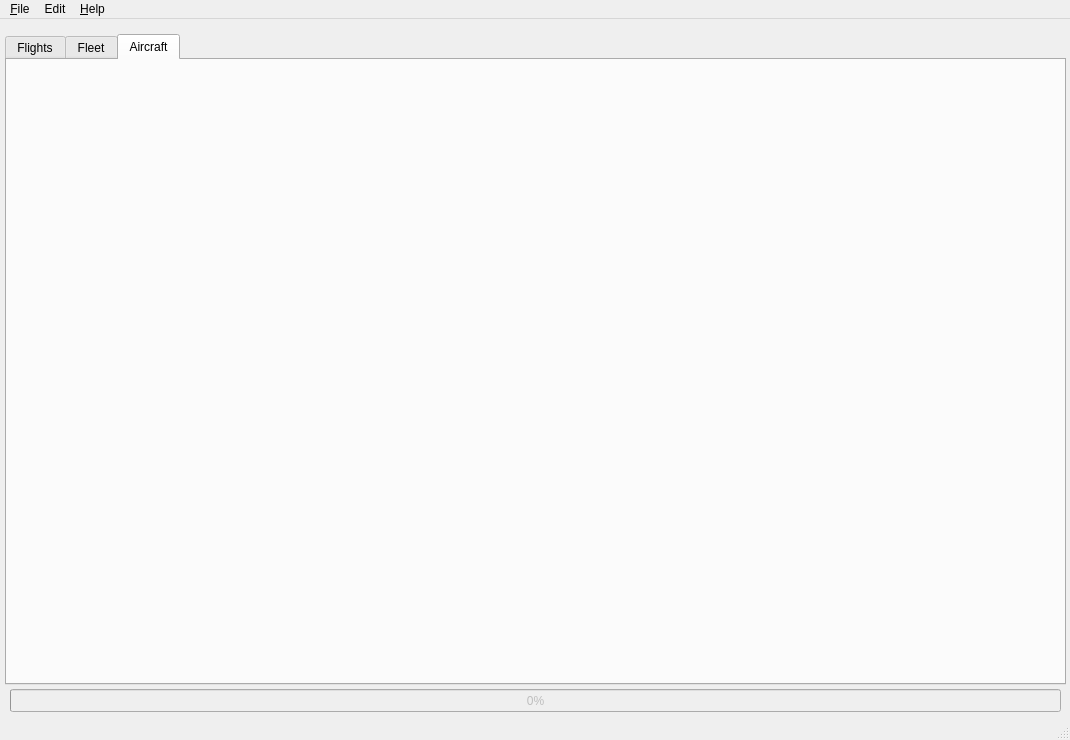
This is ScheduleUi/MainWindow.ui in kantooon/ScheduleViewer as Qt 5 draws it before an edit. The edited form follows.
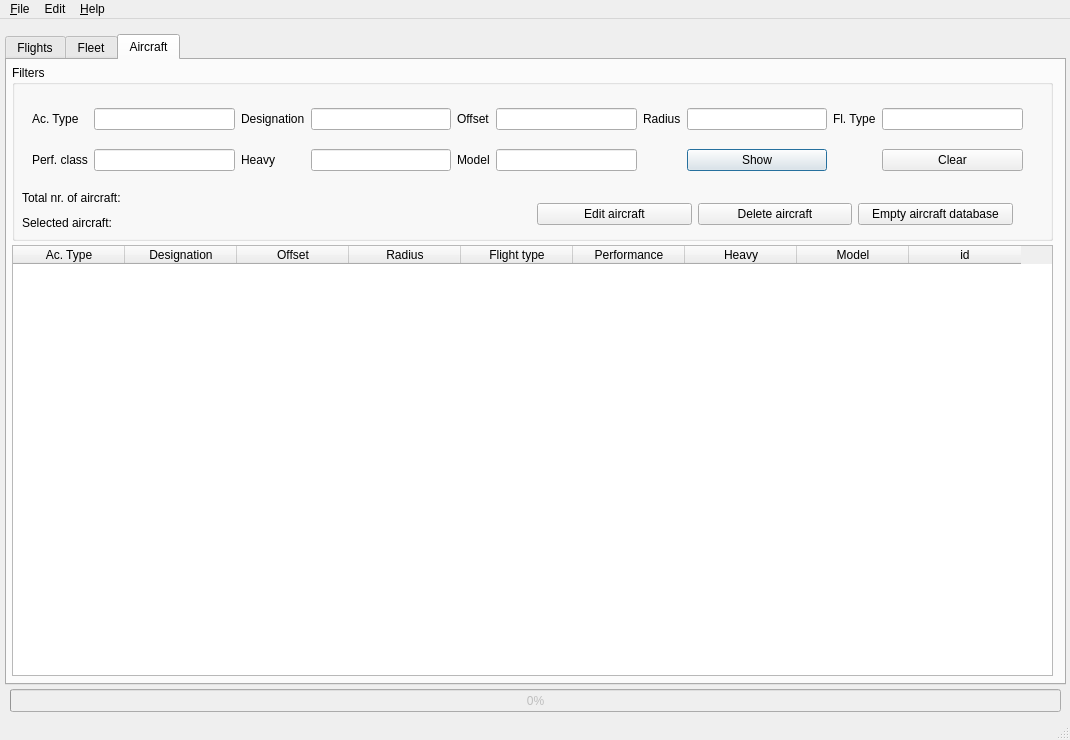
This is the edited form. The open tabs and pages were chosen to show the change. Icons and pictures are not drawn.

Commit message: Aircraft database and operations now available

What changed in the file:
```diff
--- a/ScheduleUi/MainWindow.ui
+++ b/ScheduleUi/MainWindow.ui
@@ -690,6 +690,324 @@
      <attribute name="title">
       <string>Aircraft</string>
      </attribute>
+     <widget class="QGroupBox" name="groupBox_3">
+      <property name="geometry">
+       <rect>
+        <x>5</x>
+        <y>5</y>
+        <width>1041</width>
+        <height>176</height>
+       </rect>
+      </property>
+      <property name="title">
+       <string>Filters</string>
+      </property>
+      <widget class="QWidget" name="gridLayoutWidget_3">
+       <property name="geometry">
+        <rect>
+         <x>20</x>
+         <y>30</y>
+         <width>991</width>
+         <height>91</height>
+        </rect>
+       </property>
+       <layout class="QGridLayout" name="gridLayout_4">
+        <item row="0" column="1">
+         <widget class="QLineEdit" name="acTypeEdit_aircraft"/>
+        </item>
+        <item row="0" column="0">
+         <widget class="QLabel" name="label_27">
+          <property name="text">
+           <string>Ac. Type</string>
+          </property>
+         </widget>
+        </item>
+        <item row="0" column="2">
+         <widget class="QLabel" name="label_28">
+          <property name="text">
+           <string>Designation</string>
+          </property>
+         </widget>
+        </item>
+        <item row="0" column="3">
+         <widget class="QLineEdit" name="designationEdit_aircraft"/>
+        </item>
+        <item row="0" column="4">
+         <widget class="QLabel" name="label_29">
+          <property name="text">
+           <string>Offset</string>
+          </property>
+         </widget>
+        </item>
+        <item row="0" column="5">
+         <widget class="QLineEdit" name="offsetEdit_aircraft"/>
+        </item>
+        <item row="0" column="6">
+         <widget class="QLabel" name="label_30">
+          <property name="text">
+           <string>Radius</string>
+          </property>
+         </widget>
+        </item>
+        <item row="0" column="7">
+         <widget class="QLineEdit" name="radiusEdit_aircraft"/>
+        </item>
+        <item row="0" column="8">
+         <widget class="QLabel" name="label_31">
+          <property name="text">
+           <string>Fl. Type</string>
+          </property>
+         </widget>
+        </item>
+        <item row="0" column="9">
+         <widget class="QLineEdit" name="flTypeEdit_aircraft"/>
+        </item>
+        <item row="1" column="5">
+         <widget class="QLineEdit" name="modelEdit_aircraft"/>
+        </item>
+        <item row="1" column="4">
+         <widget class="QLabel" name="label_32">
+          <property name="text">
+           <string>Model</string>
+          </property>
+         </widget>
+        </item>
+        <item row="1" column="3">
+         <widget class="QLineEdit" name="heavyEdit_aircraft"/>
+        </item>
+        <item row="1" column="2">
+         <widget class="QLabel" name="label_33">
+          <property name="text">
+           <string>Heavy</string>
+          </property>
+         </widget>
+        </item>
+        <item row="1" column="0">
+         <widget class="QLabel" name="label_34">
+          <property name="text">
+           <string>Perf. class</string>
+          </property>
+         </widget>
+        </item>
+        <item row="1" column="1">
+         <widget class="QLineEdit" name="perfClassEdit_aircraft"/>
+        </item>
+        <item row="1" column="7">
+         <widget class="QPushButton" name="showButton_aircraft">
+          <property name="text">
+           <string>Show</string>
+          </property>
+          <property name="icon">
+           <iconset resource="../resources.qrc">
+            <normaloff>:/icons/icons/dialog-ok-apply.png</normaloff>:/icons/icons/dialog-ok-apply.png</iconset>
+          </property>
+          <property name="autoDefault">
+           <bool>false</bool>
+          </property>
+          <property name="default">
+           <bool>true</bool>
+          </property>
+         </widget>
+        </item>
+        <item row="1" column="9">
+         <widget class="QPushButton" name="clearButton_aircraft">
+          <property name="text">
+           <string>Clear</string>
+          </property>
+          <property name="icon">
+           <iconset resource="../resources.qrc">
+            <normaloff>:/icons/icons/user-busy.png</normaloff>:/icons/icons/user-busy.png</iconset>
+          </property>
+         </widget>
+        </item>
+       </layout>
+      </widget>
+      <widget class="QWidget" name="verticalLayoutWidget_3">
+       <property name="geometry">
+        <rect>
+         <x>525</x>
+         <y>126</y>
+         <width>476</width>
+         <height>46</height>
+        </rect>
+       </property>
+       <layout class="QHBoxLayout" name="horizontalLayout_3">
+        <item>
+         <widget class="QPushButton" name="editAircraftButton">
+          <property name="text">
+           <string>Edit aircraft</string>
+          </property>
+          <property name="icon">
+           <iconset resource="../resources.qrc">
+            <normaloff>:/icons/icons/document-edit.png</normaloff>:/icons/icons/document-edit.png</iconset>
+          </property>
+         </widget>
+        </item>
+        <item>
+         <widget class="QPushButton" name="deleteAircraftButton">
+          <property name="text">
+           <string>Delete aircraft</string>
+          </property>
+          <property name="icon">
+           <iconset resource="../resources.qrc">
+            <normaloff>:/icons/icons/application-exit.png</normaloff>:/icons/icons/application-exit.png</iconset>
+          </property>
+         </widget>
+        </item>
+        <item>
+         <widget class="QPushButton" name="truncateAircraftButton">
+          <property name="text">
+           <string>Empty aircraft database</string>
+          </property>
+          <property name="icon">
+           <iconset resource="../resources.qrc">
+            <normaloff>:/icons/icons/system-reboot.png</normaloff>:/icons/icons/system-reboot.png</iconset>
+          </property>
+         </widget>
+        </item>
+       </layout>
+      </widget>
+      <widget class="QLabel" name="label_35">
+       <property name="geometry">
+        <rect>
+         <x>10</x>
+         <y>125</y>
+         <width>116</width>
+         <height>16</height>
+        </rect>
+       </property>
+       <property name="text">
+        <string>Total nr. of aircraft:</string>
+       </property>
+      </widget>
+      <widget class="QLabel" name="label_36">
+       <property name="geometry">
+        <rect>
+         <x>10</x>
+         <y>150</y>
+         <width>106</width>
+         <height>16</height>
+        </rect>
+       </property>
+       <property name="text">
+        <string>Selected aircraft:</string>
+       </property>
+      </widget>
+      <widget class="QLabel" name="labelTotalAircraft">
+       <property name="geometry">
+        <rect>
+         <x>140</x>
+         <y>125</y>
+         <width>56</width>
+         <height>15</height>
+        </rect>
+       </property>
+       <property name="text">
+        <string/>
+       </property>
+      </widget>
+      <widget class="QLabel" name="labelSelectedAircraft">
+       <property name="geometry">
+        <rect>
+         <x>140</x>
+         <y>150</y>
+         <width>66</width>
+         <height>16</height>
+        </rect>
+       </property>
+       <property name="text">
+        <string/>
+       </property>
+      </widget>
+     </widget>
+     <widget class="QTableWidget" name="aircraftTableWidget">
+      <property name="geometry">
+       <rect>
+        <x>5</x>
+        <y>185</y>
+        <width>1041</width>
+        <height>431</height>
+       </rect>
+      </property>
+      <property name="minimumSize">
+       <size>
+        <width>840</width>
+        <height>291</height>
+       </size>
+      </property>
+      <property name="maximumSize">
+       <size>
+        <width>1200</width>
+        <height>436</height>
+       </size>
+      </property>
+      <property name="alternatingRowColors">
+       <bool>true</bool>
+      </property>
+      <property name="selectionBehavior">
+       <enum>QAbstractItemView::SelectRows</enum>
+      </property>
+      <property name="sortingEnabled">
+       <bool>true</bool>
+      </property>
+      <attribute name="horizontalHeaderDefaultSectionSize">
+       <number>112</number>
+      </attribute>
+      <attribute name="verticalHeaderVisible">
+       <bool>false</bool>
+      </attribute>
+      <attribute name="verticalHeaderVisible">
+       <bool>false</bool>
+      </attribute>
+      <attribute name="horizontalHeaderDefaultSectionSize">
+       <number>112</number>
+      </attribute>
+      <column>
+       <property name="text">
+        <string>Ac. Type</string>
+       </property>
+      </column>
+      <column>
+       <property name="text">
+        <string>Designation</string>
+       </property>
+      </column>
+      <column>
+       <property name="text">
+        <string>Offset</string>
+       </property>
+      </column>
+      <column>
+       <property name="text">
+        <string>Radius</string>
+       </property>
+      </column>
+      <column>
+       <property name="text">
+        <string>Flight type</string>
+       </property>
+      </column>
+      <column>
+       <property name="text">
+        <string>Performance</string>
+       </property>
+      </column>
+      <column>
+       <property name="text">
+        <string>Heavy</string>
+       </property>
+      </column>
+      <column>
+       <property name="text">
+        <string>Model</string>
+       </property>
+      </column>
+      <column>
+       <property name="text">
+        <string>id</string>
+       </property>
+      </column>
+     </widget>
     </widget>
    </widget>
    <widget class="QProgressBar" name="progressBar">
```
Left out of the diff: 128 changed lines with no effect on the pictures. The commit also changes 12 other files.
